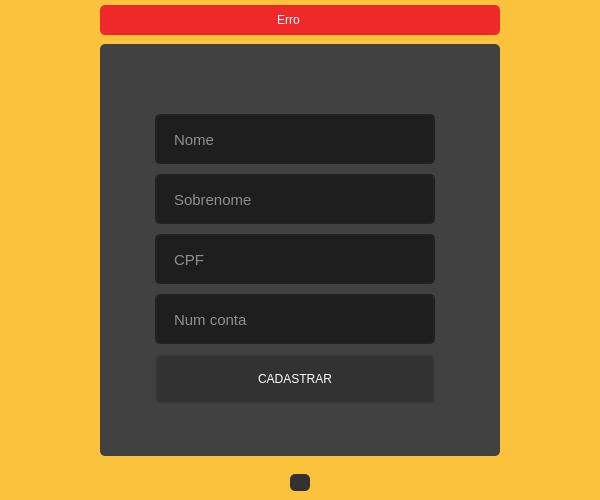
First picture: the form in Screen UI/Register.ui, repository 1bertojunior/04-Banco, before the edit.
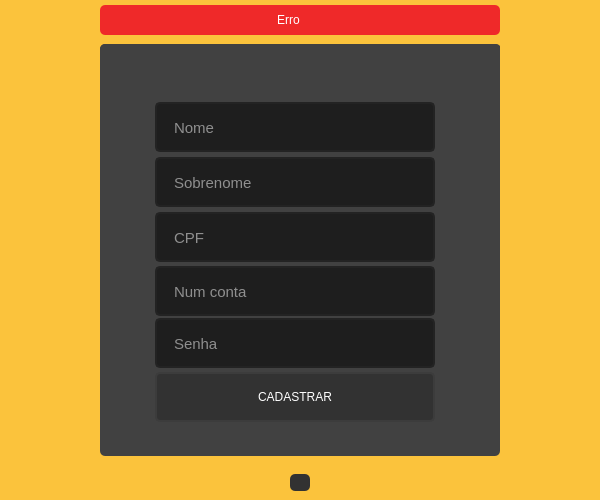
Second picture: the form after the edit. Icons and pictures are not drawn.

The edit to the form file:
```diff
--- a/Screen UI/Register.ui
+++ b/Screen UI/Register.ui
@@ -204,7 +204,7 @@
           <property name="geometry">
            <rect>
             <x>55</x>
-            <y>130</y>
+            <y>113</y>
             <width>280</width>
             <height>50</height>
            </rect>
@@ -243,7 +243,7 @@
           <property name="geometry">
            <rect>
             <x>55</x>
-            <y>310</y>
+            <y>328</y>
             <width>280</width>
             <height>50</height>
            </rect>
@@ -277,7 +277,7 @@
           <property name="geometry">
            <rect>
             <x>55</x>
-            <y>70</y>
+            <y>58</y>
             <width>280</width>
             <height>50</height>
            </rect>
@@ -316,7 +316,7 @@
           <property name="geometry">
            <rect>
             <x>55</x>
-            <y>190</y>
+            <y>168</y>
             <width>280</width>
             <height>50</height>
            </rect>
@@ -355,7 +355,7 @@
           <property name="geometry">
            <rect>
             <x>55</x>
-            <y>250</y>
+            <y>222</y>
             <width>280</width>
             <height>50</height>
            </rect>
@@ -394,7 +394,7 @@
           <property name="geometry">
            <rect>
             <x>0</x>
-            <y>10</y>
+            <y>0</y>
             <width>401</width>
             <height>50</height>
            </rect>
@@ -413,6 +413,45 @@
            <enum>QFrame::Raised</enum>
           </property>
          </widget>
+         <widget class="QLineEdit" name="in_password">
+          <property name="geometry">
+           <rect>
+            <x>55</x>
+            <y>274</y>
+            <width>280</width>
+            <height>50</height>
+           </rect>
+          </property>
+          <property name="font">
+           <font>
+            <pointsize>11</pointsize>
+           </font>
+          </property>
+          <property name="styleSheet">
+           <string notr="true">QLineEdit{
+	background-color: rgb(30,30,30);
+	border: 2px solid rgb(35, 35, 35);
+	border-radius: 5px;
+	padding: 15px;
+	color: rgb(255, 255, 255);
+}
+QLineEdit:hover{
+	border: 2px solid rgb(55, 55, 55);
+}
+QLineEdit:focus{
+	border: 2px solid rgb(251, 195, 60);
+}
+
+
+</string>
+          </property>
+          <property name="maxLength">
+           <number>11</number>
+          </property>
+          <property name="placeholderText">
+           <string>Senha</string>
+          </property>
+         </widget>
         </widget>
        </item>
       </layout>
```
Left out of the diff: 6 changed lines with no effect on the pictures.
